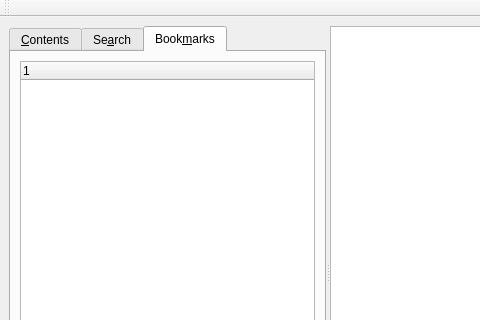
First picture: the form in scribus/ui/helpbrowser2.ui, repository scribusproject/scribus, before the edit; both pictures show x 0 to 480 and y 0 to 320 of the 630 by 548 pixel window.
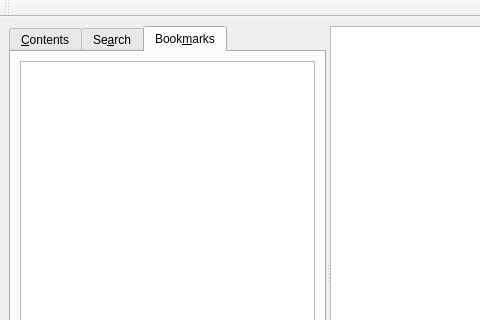
Second picture: the form after the edit. The open tabs and pages were chosen to show the change.

Commit message: Bring in a TT TreeModel example (GPLv2) for use with the new helpbrowser Add in a new tt directory for including TrollTech classes directly Retab the en menu.xml Rename the TreeItem in Outline palette to OutlineTreeItem

Patch:
```diff
--- a/scribus/ui/helpbrowser2.ui
+++ b/scribus/ui/helpbrowser2.ui
@@ -79,13 +79,7 @@
         </attribute>
         <layout class="QVBoxLayout" >
          <item>
-          <widget class="QTreeWidget" name="bookmarksView" >
-           <column>
-            <property name="text" >
-             <string>1</string>
-            </property>
-           </column>
-          </widget>
+          <widget class="QTreeView" name="bookmarksView" />
          </item>
          <item>
           <layout class="QHBoxLayout" >
```
Left out of the diff: 9 changed lines with no effect on the pictures. The commit also changes 8 other files.
